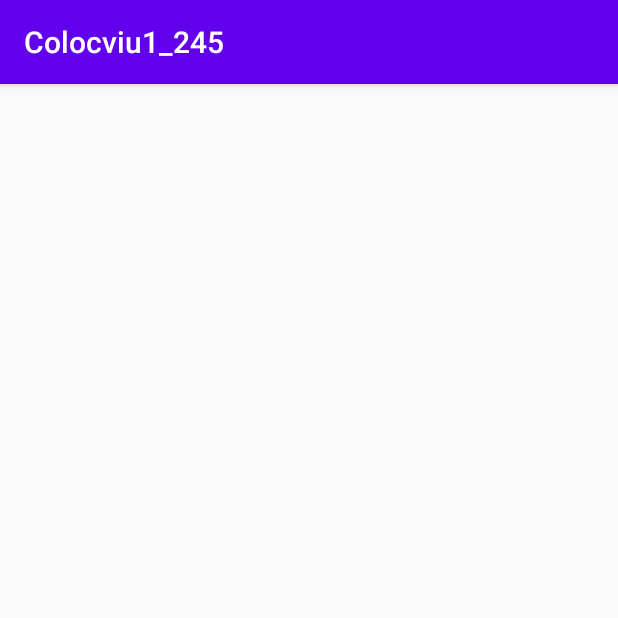
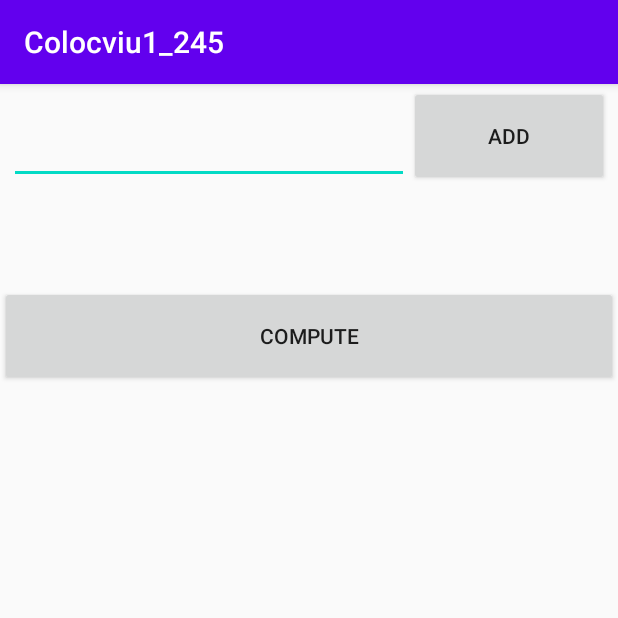
Before and after one commit to andicain/Colocviu1_245, an Android app: the screen it shows after launch (Colocviu1_245MainActivity), on a phone screen of 412 x 824 dp, the top half of it. Run offline under Robolectric (Android 15) with nearby library versions, the phone set to English and light mode, and no system bars.

Commit message:
A.2.repaired

```diff
--- a/app/src/main/res/layout/activity_practical_test01_245_main.xml
+++ b/app/src/main/res/layout/activity_practical_test01_245_main.xml
@@ -17,18 +17,20 @@
 
         <EditText
             android:id="@+id/nextterm"
-            android:layout_width="133pt"
-            android:layout_height="33pt"
+            android:layout_width="120pt"
+            android:layout_height="30pt"
             android:layout_row="0"
             android:layout_column="0"
+            android:inputType="number"
+            android:autofillHints="Next terms"
             android:visibility="visible" />
 
         <Button
-            android:id="@+id/add"
-            android:layout_width="66pt"
-            android:layout_height="33pt"
-            android:layout_row="1"
-            android:layout_column="0"
+            android:id="@+id/addplus"
+            android:layout_width="60pt"
+            android:layout_height="30pt"
+            android:layout_row="0"
+            android:layout_column="1"
             android:text="ADD"
             android:visibility="visible" />
     </GridLayout>
@@ -36,13 +38,14 @@
     <TextView
         android:id="@+id/allterms"
         android:layout_width="match_parent"
-        android:layout_height="33pt"
+        android:layout_height="30pt"
+        android:autofillHints="All terms"
         android:visibility="visible" />
 
     <Button
         android:id="@+id/compute"
         android:layout_width="match_parent"
-        android:layout_height="33pt"
+        android:layout_height="30pt"
         android:text="COMPUTE"
         android:visibility="visible" />
 
```
